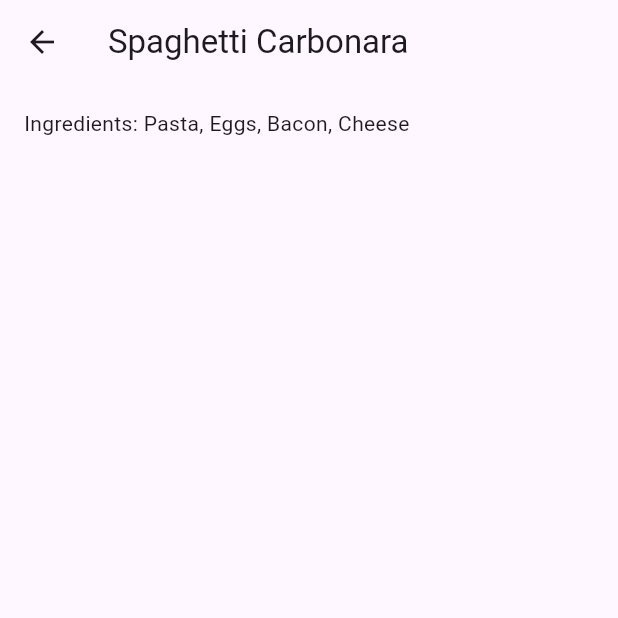
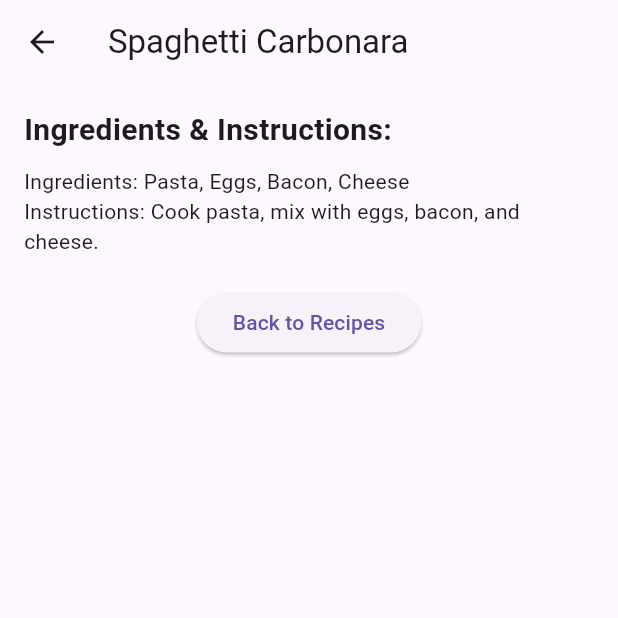
Before and after one commit to jggsu00/recipe-app, a Flutter app: the screen it shows after launch, after a tap on "Spaghetti Carbonara", on a phone screen of 412 x 824 dp, the top half of it. Run offline on Flutter 3.47's test engine with Material 3 defaults, Android fonts, the phone set to English and light mode, and no system bars.

Commit message:
Added instructions under the ingredients and a button for the Home Screen

```diff
--- a/lib/home_screen.dart
+++ b/lib/home_screen.dart
@@ -8,9 +8,9 @@ class HomeScreen extends StatelessWidget {
   @override
   Widget build(BuildContext context) {
     final List<Map<String, String>> recipes = [
-      {'name': 'Spaghetti Carbonara', 'details': 'Ingredients: Pasta, Eggs, Bacon, Cheese'},
-      {'name': 'Chicken Curry', 'details': 'Ingredients: Chicken, Curry Paste, Coconut Milk'},
-      {'name': 'Beef Stroganoff', 'details': 'Ingredients: Beef, Mushrooms, Sour Cream'},
+      {'name': 'Spaghetti Carbonara', 'details': 'Ingredients: Pasta, Eggs, Bacon, Cheese\nInstructions: Cook pasta, mix with eggs, bacon, and cheese.'},
+      {'name': 'Chicken Curry', 'details': 'Ingredients: Chicken, Curry Paste, Coconut Milk\nInstructions: Cook chicken, add curry paste, pour coconut milk, and simmer.'},
+      {'name': 'Beef Stroganoff', 'details': 'Ingredients: Beef, Mushrooms, Sour Cream\nInstructions: Sauté beef and mushrooms, add sour cream, and serve over noodles.'},
     ];
 
     return Scaffold(
@@ -47,7 +47,24 @@ class DetailsScreen extends StatelessWidget {
       appBar: AppBar(title: Text(recipe['name']!)),
       body: Padding(
         padding: const EdgeInsets.all(16.0),
-        child: Text(recipe['details']!),
+        child: Column(
+          crossAxisAlignment: CrossAxisAlignment.start,
+          children: [
+            const Text(
+              'Ingredients & Instructions:',
+              style: TextStyle(fontSize: 20, fontWeight: FontWeight.bold),
+            ),
+            const SizedBox(height: 10),
+            Text(recipe['details']!),
+            const SizedBox(height: 20),
+            Center(
+              child: ElevatedButton(
+                onPressed: () => Navigator.pop(context),
+                child: const Text('Back to Recipes'),
+              ),
+            ),
+          ],
+        ),
       ),
     );
   }
```
